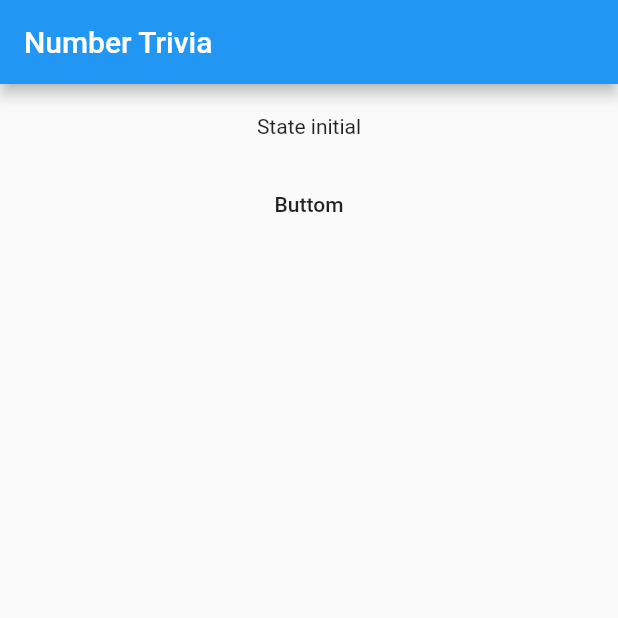
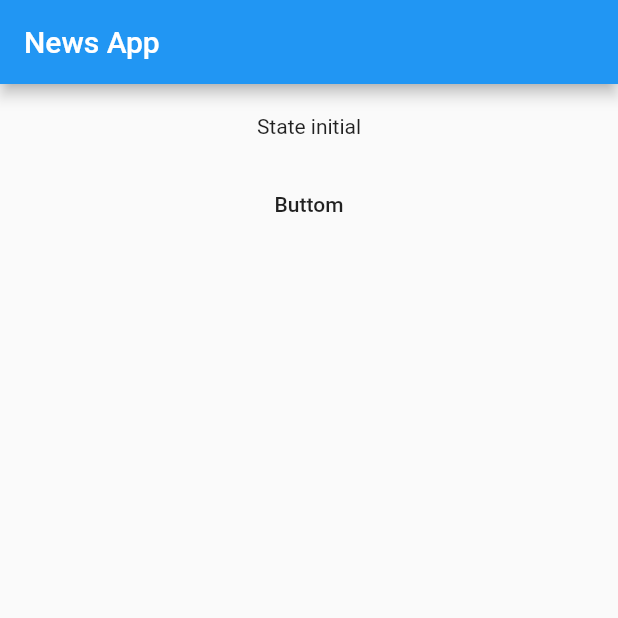
Before and after one commit to Lu1sR/Flutter_widgets_examples, a Flutter app: the screen it shows after launch, on a phone screen of 412 x 824 dp, the top half of it. Run offline on Flutter 3.47's test engine with Material 2 defaults, Android fonts, the phone set to English and light mode, and no system bars; our stand-ins replace bloc, dartz, equatable, flutter_bloc, get_it, material_design_icons_flutter.

Commit message:
Update title and readme

```diff
--- a/flutter_gridlist/lib/features/gridlist/presentation/pages/news_page.dart
+++ b/flutter_gridlist/lib/features/gridlist/presentation/pages/news_page.dart
@@ -12,7 +12,7 @@ class NewsPage extends StatelessWidget {
   Widget build(BuildContext context) {
     return Scaffold(
       appBar: AppBar(
-        title: Text('Number Trivia'),
+        title: Text('News App'),
       ),
       body: SingleChildScrollView(
         child: buildBody(context),
```
Also changed, not shown: flutter_gridlist/lib/images/image1.jpg (added), 1 other file.
